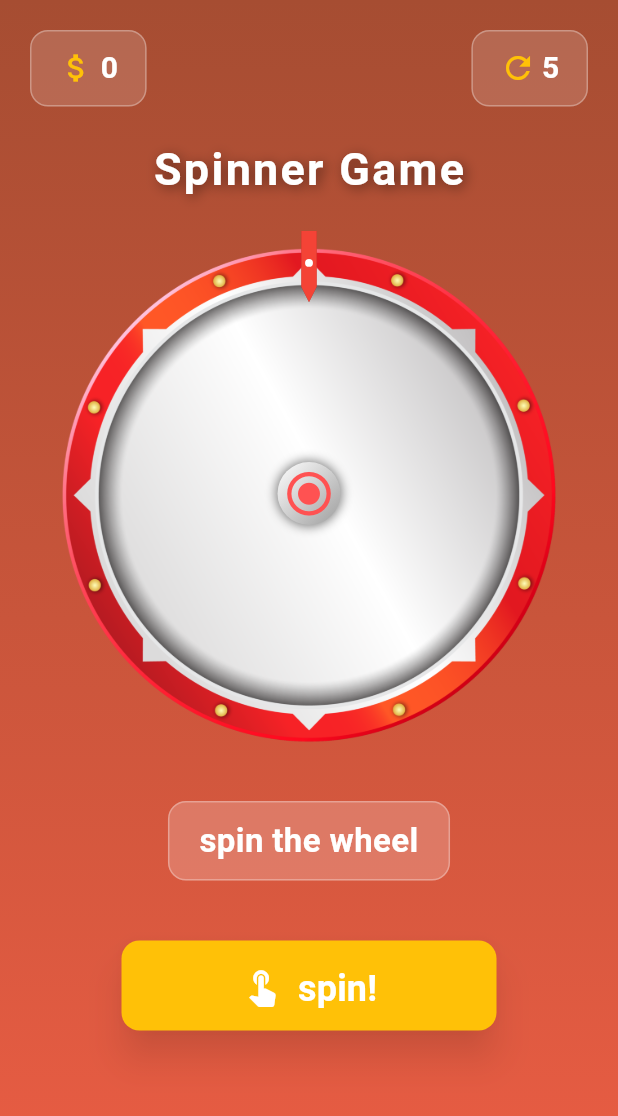
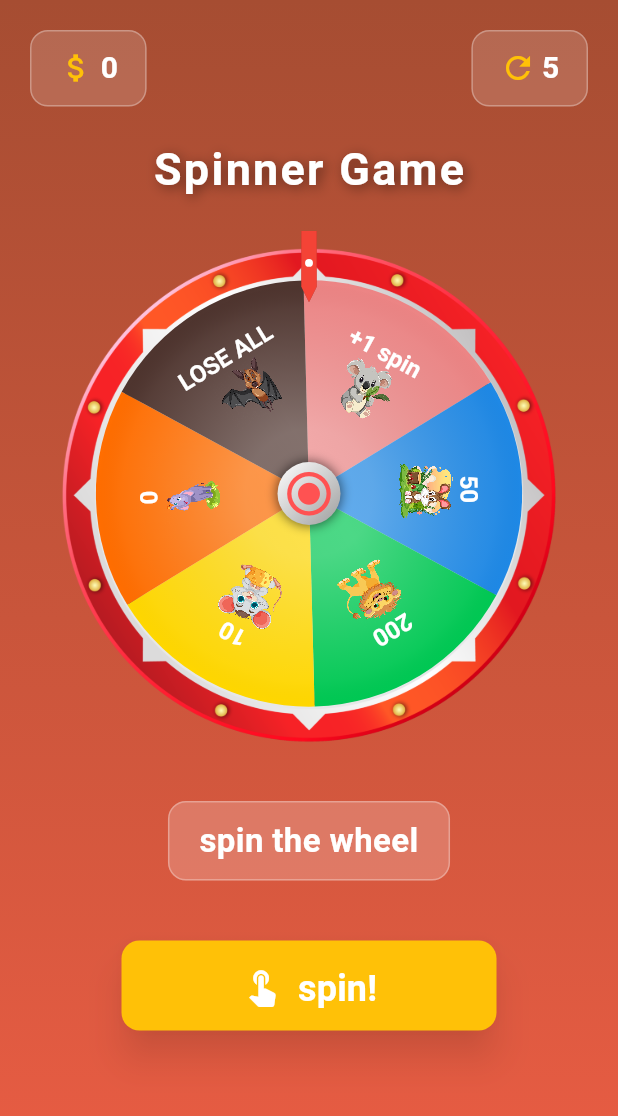
Before and after one commit to nitesh695/spinning_wheel, a Flutter app: the screen it shows after launch, on a phone screen of 412 x 824 dp. Shown: the top 1116 px of the screen. Run offline on Flutter 3.47's test engine with Material 3 defaults, Android fonts, the phone set to English and light mode, and no system bars.

Commit message:
set state issue fixed

```diff
--- a/example/lib/main.dart
+++ b/example/lib/main.dart
@@ -182,10 +182,10 @@ class _GameScreenState extends State<GameScreen>
                             vertical: 10,
                           ),
                           decoration: BoxDecoration(
-                            color: Colors.white.withOpacity(0.15),
+                            color: Colors.white.withValues(alpha: 0.15),
                             borderRadius: BorderRadius.circular(12),
                             border: Border.all(
-                              color: Colors.white.withOpacity(0.3),
+                              color: Colors.white.withValues(alpha: 0.3),
                             ),
                           ),
                           child: Row(
@@ -209,10 +209,10 @@ class _GameScreenState extends State<GameScreen>
                             vertical: 10,
                           ),
                           decoration: BoxDecoration(
-                            color: Colors.white.withOpacity(0.15),
+                            color: Colors.white.withValues(alpha: 0.15),
                             borderRadius: BorderRadius.circular(12),
                             border: Border.all(
-                              color: Colors.white.withOpacity(0.3),
+                              color: Colors.white.withValues(alpha: 0.3),
                             ),
                           ),
                           child: Row(
@@ -292,20 +292,20 @@ class _GameScreenState extends State<GameScreen>
                     decoration: BoxDecoration(
                       color:
                       _showConfetti
-                          ? Colors.amber.withOpacity(0.9)
-                          : Colors.white.withOpacity(0.2),
+                          ? Colors.amber.withValues(alpha: 0.9)
+                          : Colors.white.withValues(alpha: 0.2),
                       borderRadius: BorderRadius.circular(12),
                       border: Border.all(
                         color:
                         _showConfetti
                             ? Colors.amber.shade700
-                            : Colors.white.withOpacity(0.3),
+                            : Colors.white.withValues(alpha: 0.3),
                       ),
                       boxShadow:
                       _showConfetti
                           ? [
                         BoxShadow(
-                          color: Colors.amber.withOpacity(0.5),
+                          color: Colors.amber.withValues(alpha: 0.5),
                           blurRadius: 10,
                           spreadRadius: 2,
                         ),
@@ -349,7 +349,7 @@ class _GameScreenState extends State<GameScreen>
                             borderRadius: BorderRadius.circular(12),
                           ),
                           elevation: _isSpinning ? 3 : 10,
-                          shadowColor: Colors.black.withOpacity(0.5),
+                          shadowColor: Colors.black.withValues(alpha: 0.5),
                         ),
                         child: Row(
                           mainAxisAlignment: MainAxisAlignment.center,
--- a/lib/spinner_wheel.dart
+++ b/lib/spinner_wheel.dart
@@ -57,6 +57,9 @@ class SpinnerWheelState extends State<SpinnerWheel> with SingleTickerProviderSta
 
   void processSegments() async {
     processedSegments = await loadSegmentImages(widget.segments);
+    if(mounted){
+      setState(() {});
+    }
   }
 
   Future<void> startSpin() async {
--- a/lib/widgets/wheel_display.dart
+++ b/lib/widgets/wheel_display.dart
@@ -101,10 +101,10 @@ class WheelDisplay extends StatelessWidget {
                         color: indicatorColor ?? Colors.red,
                         boxShadow: [
                           BoxShadow(
-                            color: Colors.black.withOpacity(0.5),
+                            color: Colors.black.withValues(alpha: 0.5),
                             blurRadius: 5,
                             spreadRadius: 1,
-                            offset: Offset(0, 2),
+                            offset: const Offset(0, 2),
                           ),
                         ],
                       ),
@@ -112,7 +112,7 @@ class WheelDisplay extends StatelessWidget {
                         child: Container(
                           width: size * 0.015,
                           height: size * 0.015,
-                          decoration: BoxDecoration(
+                          decoration: const BoxDecoration(
                             color: Colors.white,
                             shape: BoxShape.circle,
                           ),
```
Also changed, not shown: 1 other file.
